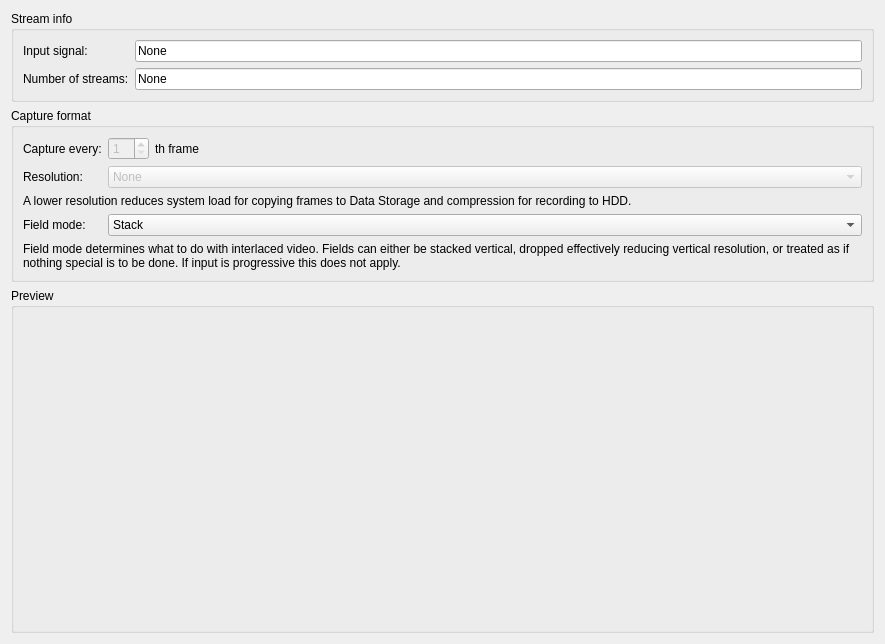
NifTK/NifTK, file Code/Gui/MITK/Modules/niftkNVidiaGui/DataSources/QmitkIGINVidiaDataSourceGui.ui: the form before one commit.
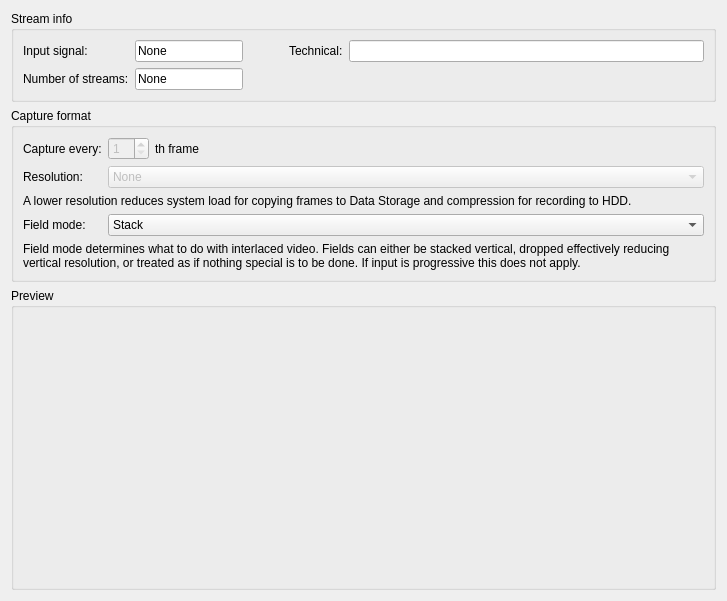
The form after the commit.

Commit message: Bug #2357: show stream format id. should make this unambiguous

```diff
--- a/Code/Gui/MITK/Modules/niftkNVidiaGui/DataSources/QmitkIGINVidiaDataSourceGui.ui
+++ b/Code/Gui/MITK/Modules/niftkNVidiaGui/DataSources/QmitkIGINVidiaDataSourceGui.ui
@@ -6,8 +6,8 @@
    <rect>
     <x>0</x>
     <y>0</y>
-    <width>885</width>
-    <height>644</height>
+    <width>727</width>
+    <height>601</height>
    </rect>
   </property>
   <property name="windowTitle">
@@ -20,27 +20,19 @@
       <string>Stream info</string>
      </property>
      <layout class="QFormLayout" name="formLayout">
-      <item row="0" column="0">
-       <widget class="QLabel" name="label">
-        <property name="text">
-         <string>Input signal:</string>
-        </property>
-        <property name="buddy">
-         <cstring>StreamCountTextBox</cstring>
-        </property>
-       </widget>
-      </item>
-      <item row="1" column="0">
+      <item row="4" column="0">
        <widget class="QLabel" name="label_2">
         <property name="text">
          <string>Number of streams:</string>
         </property>
         <property name="buddy">
-         <cstring>SignalTextBox</cstring>
+         <cstring>StreamCountTextBox</cstring>
         </property>
        </widget>
       </item>
-      <item row="0" column="1">
+      <item row="3" column="1">
+       <layout class="QHBoxLayout" name="horizontalLayout_2">
+        <item>
        <widget class="QLineEdit" name="SignalTextBox">
         <property name="enabled">
          <bool>true</bool>
@@ -59,7 +51,54 @@
         </property>
        </widget>
       </item>
-      <item row="1" column="1">
+        <item>
+         <spacer name="horizontalSpacer_2">
+          <property name="orientation">
+           <enum>Qt::Horizontal</enum>
+          </property>
+          <property name="sizeType">
+           <enum>QSizePolicy::Minimum</enum>
+          </property>
+          <property name="sizeHint" stdset="0">
+           <size>
+            <width>40</width>
+            <height>20</height>
+           </size>
+          </property>
+         </spacer>
+        </item>
+        <item>
+         <widget class="QLabel" name="label_9">
+          <property name="text">
+           <string>Technical:</string>
+          </property>
+          <property name="buddy">
+           <cstring>FormatIDTextBox</cstring>
+          </property>
+         </widget>
+        </item>
+        <item>
+         <widget class="QLineEdit" name="FormatIDTextBox">
+          <property name="readOnly">
+           <bool>true</bool>
+          </property>
+         </widget>
+        </item>
+       </layout>
+      </item>
+      <item row="3" column="0">
+       <widget class="QLabel" name="label">
+        <property name="text">
+         <string>Input signal:</string>
+        </property>
+        <property name="buddy">
+         <cstring>SignalTextBox</cstring>
+        </property>
+       </widget>
+      </item>
+      <item row="4" column="1">
+       <layout class="QHBoxLayout" name="horizontalLayout_3">
+        <item>
        <widget class="QLineEdit" name="StreamCountTextBox">
         <property name="sizePolicy">
          <sizepolicy hsizetype="Preferred" vsizetype="Fixed">
@@ -74,6 +113,21 @@
          <bool>true</bool>
         </property>
        </widget>
+        </item>
+        <item>
+         <spacer name="horizontalSpacer_3">
+          <property name="orientation">
+           <enum>Qt::Horizontal</enum>
+          </property>
+          <property name="sizeHint" stdset="0">
+           <size>
+            <width>40</width>
+            <height>20</height>
+           </size>
+          </property>
+         </spacer>
+        </item>
+       </layout>
       </item>
      </layout>
     </widget>
```
Lines whose indentation alone changed are shown as unchanged. The commit also changes 8 other files.
